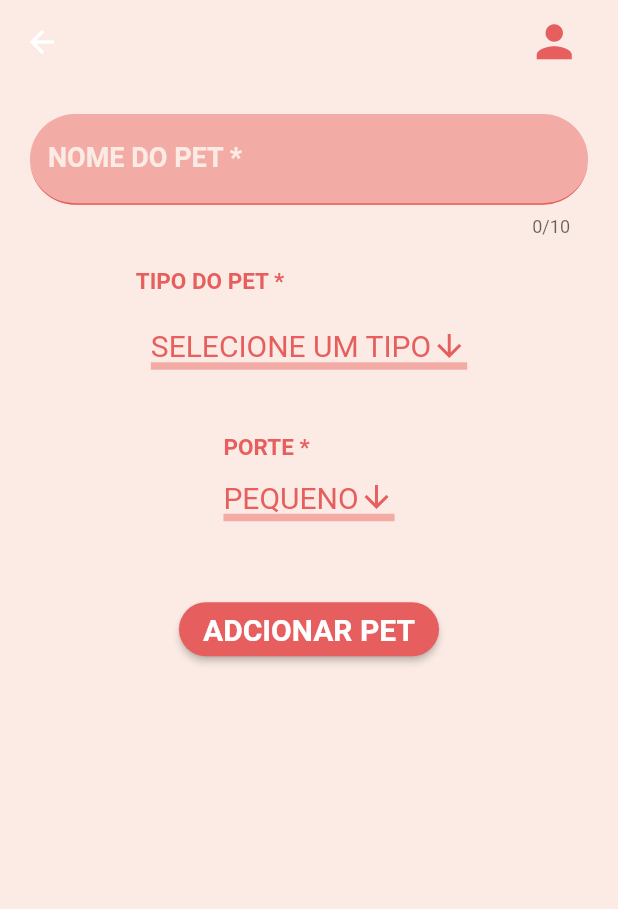
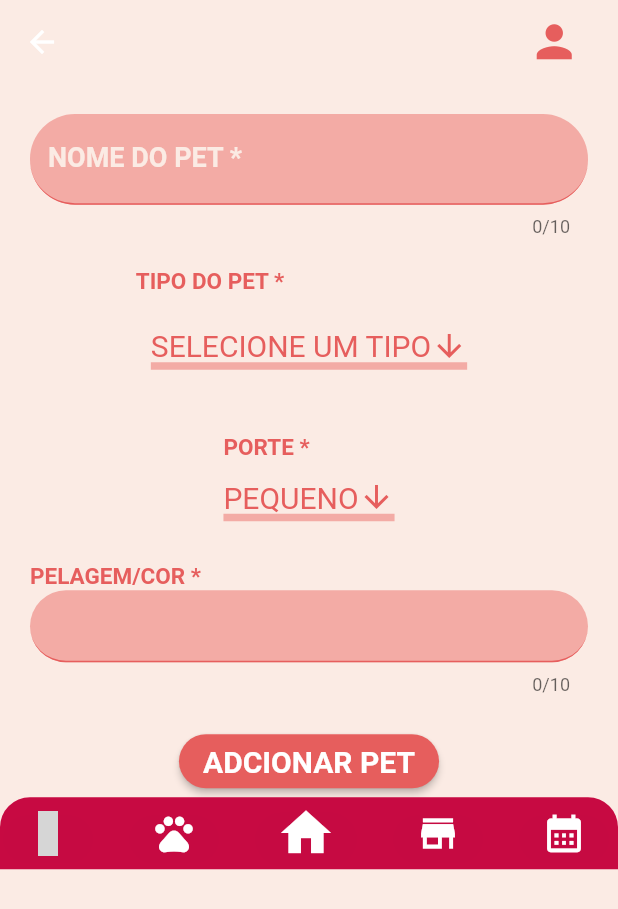
Before and after one commit to anaclara-s/petshop, a Flutter app: the screen it shows after launch, in the side drawer, after a tap on "ADICIONAR PET", on a phone screen of 412 x 824 dp. Shown: the top 909 px of the screen. Run offline on Flutter 3.47's test engine with Material 2 defaults, Android fonts, the phone set to English and light mode, and no system bars; our stand-ins replace mask_text_input_formatter, material_design_icons_flutter; grey boxes are pictures that could not be loaded.

Commit message:
adcionado widget FurColor

```diff
--- a/lib/screens/add_your_pets_screen.dart
+++ b/lib/screens/add_your_pets_screen.dart
@@ -1,6 +1,8 @@
 import 'package:flutter/material.dart';
 
 import '../shared/constants/constants.dart';
+import '../shared/themes/bottom_menu.dart';
+import '../shared/widgets/pets_fur_color.dart';
 import '../shared/widgets/pets_size.dart';
 import '../shared/themes/appbar_customized.dart';
 import '../shared/widgets/pets_breeds.dart';
@@ -8,13 +10,16 @@ import '../shared/widgets/pets_name.dart';
 
 class AddYourPetsScreen extends StatelessWidget {
   final TextEditingController _petsNameController = TextEditingController();
+  final TextEditingController _petsFurColorController = TextEditingController();
   AddYourPetsScreen({super.key});
 
   @override
   Widget build(BuildContext context) {
     return Scaffold(
       appBar: const AppBarCustomized(),
-      body: Column(
+      body: SingleChildScrollView(
+        scrollDirection: Axis.vertical,
+        child: Column(
           crossAxisAlignment: CrossAxisAlignment.center,
           children: [
             Container(
@@ -35,6 +40,9 @@ class AddYourPetsScreen extends StatelessWidget {
                   const SizedBox(
                     height: 20,
                   ),
+                  PetsFurColorWidget(
+                    controller: _petsFurColorController,
+                  ),
                 ],
               ),
             ),
@@ -44,7 +52,9 @@ class AddYourPetsScreen extends StatelessWidget {
               },
               child: const Text('ADCIONAR PET'),
             ),
+            BottomMenu(),
           ],
+        ),
       ),
     );
   }
--- /dev/null
+++ b/lib/shared/widgets/pets_fur_color.dart
@@ -0,0 +1,33 @@
+import 'package:flutter/material.dart';
+import 'package:petshop/shared/constants/constants.dart';
+
+class PetsFurColorWidget extends StatelessWidget {
+  final TextEditingController controller;
+
+  const PetsFurColorWidget({Key? key, required this.controller})
+      : super(key: key);
+
+  @override
+  Widget build(BuildContext context) {
+    return Column(
+      crossAxisAlignment: CrossAxisAlignment.start,
+      children: [
+        Text(
+          'PELAGEM/COR *',
+          style: TextStyle(
+              fontSize: 15,
+              fontWeight: FontWeight.bold,
+              color: kButonsBackgroundColor),
+        ),
+        TextFormField(
+          controller: controller,
+          maxLength: 10,
+          style: const TextStyle(
+            color: Colors.white,
+          ),
+          keyboardType: TextInputType.text,
+        ),
+      ],
+    );
+  }
+}
```
Lines whose indentation alone changed are shown as unchanged.
